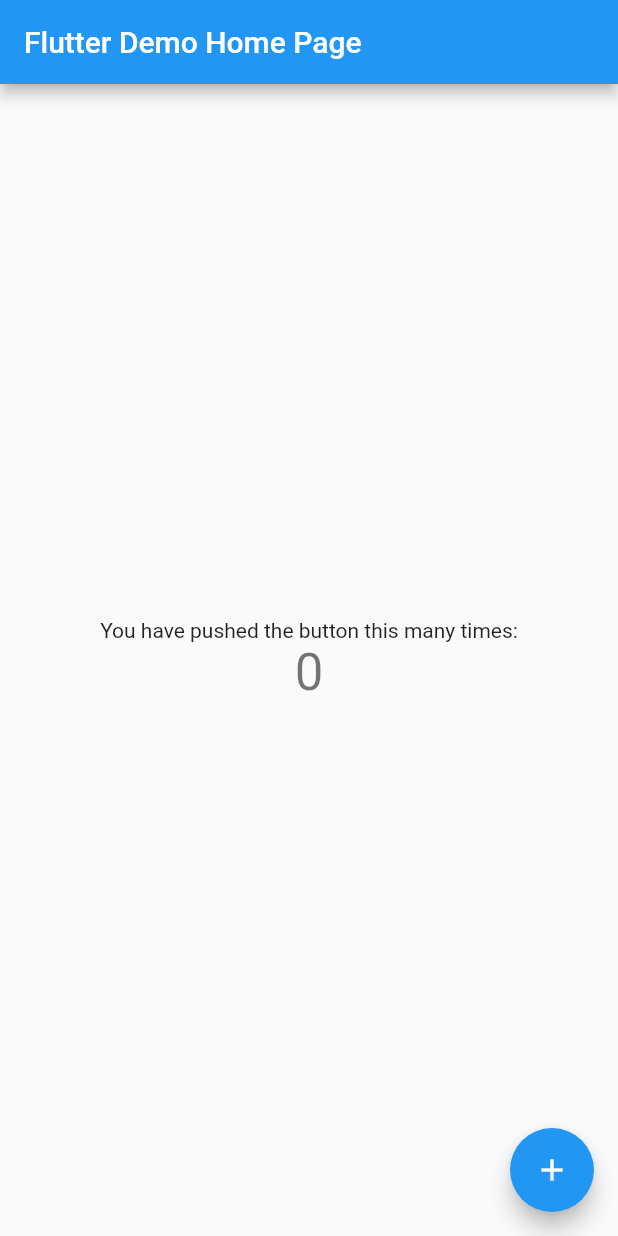
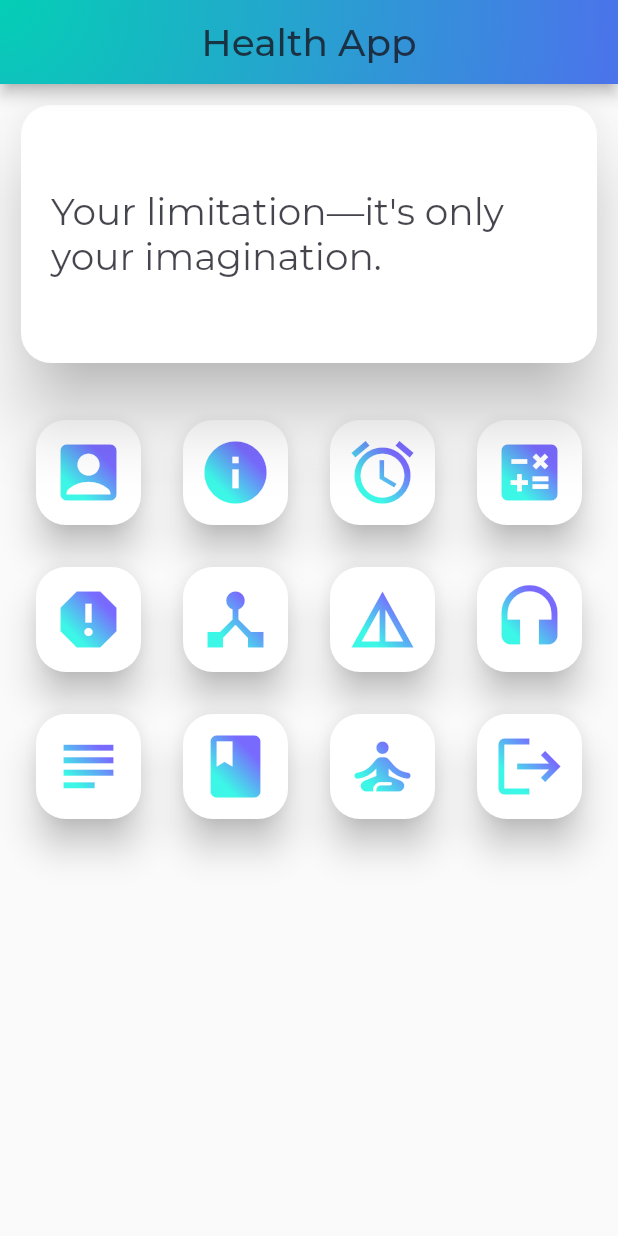
Before and after one commit to AthulJoseph27/BlitzHacks_Hackathon, a Flutter app: the screen it shows after launch, on a phone screen of 412 x 824 dp. Run offline on Flutter 3.47's test engine with Material 2 defaults, Android fonts, the phone set to English and light mode, and no system bars.

Commit message:
Added Home Page

```diff
--- a/lib/FoodDataQuery/QueryData.dart
+++ b/lib/FoodDataQuery/QueryData.dart
@@ -25,3 +25,5 @@ class FoodQuery{
 
 
 }
+
+//cook trap escape point blossom immune first among galaxy build mirror casino
--- /dev/null
+++ b/lib/Screens/Home.dart
@@ -0,0 +1,154 @@
+import 'package:flutter/cupertino.dart';
+import 'package:flutter/material.dart';
+
+import 'Theme.dart';
+import 'dart:ui' as ui;
+
+class HomeItem extends StatelessWidget {
+  final IconData icon;
+  HomeItem({this.icon});
+  @override
+  Widget build(BuildContext context) {
+    return  Container(
+      height: 100,
+      padding: const EdgeInsets.symmetric(horizontal: 10, vertical: 10),
+      child: Card(
+        shape: RoundedRectangleBorder(
+            borderRadius: BorderRadius.all(Radius.circular(20))
+        ),
+        elevation: 10,
+        child: ShaderMask(
+          blendMode: BlendMode.srcIn,
+          shaderCallback: (Rect bounds) {
+            return ui.Gradient.linear(
+              Offset(4.0, 24.0),
+              Offset(24.0, 4.0),
+              [
+                LightTheme.greenAccent,
+                LightTheme.deepIndigoAccent,
+              ],
+            );
+          },
+//            blendMode: BlendMode.colorBurn,
+          child: Icon(
+           icon,
+            size: 50,
+          ),
+        ),
+      ),
+    );
+  }
+}
+
+
+class Home extends StatefulWidget {
+  @override
+  _HomeState createState() => _HomeState();
+}
+
+class _HomeState extends State<Home> {
+  @override
+  Widget build(BuildContext context) {
+    return SafeArea(
+      child: Scaffold(
+        appBar: AppBar(
+          title: Text(
+            'Health App',
+            style: TextStyle(
+                color: LightTheme.darkGray.withOpacity(0.8),
+                fontSize: 25,
+                fontFamily: "Montserrat"),
+          ),
+          centerTitle: true,
+          flexibleSpace: Container(
+            decoration: BoxDecoration(
+              gradient: RadialGradient(
+                center: Alignment.topLeft,
+                radius: 10,
+                colors: <Color>[
+                  LightTheme.caribbeanGreen,
+                  LightTheme.deepIndigoAccent
+                ],
+              ),
+            ),
+          ),
+        ),
+        body: CustomScrollView(
+          slivers: [
+            SliverToBoxAdapter(
+              child: Container(
+                height: 200,
+                padding: const EdgeInsets.symmetric(horizontal: 10, vertical: 10),
+                child: Card(
+                  elevation: 20,
+                  shape: RoundedRectangleBorder(
+                    borderRadius: BorderRadius.all(Radius.circular(20)),
+                  ),
+                  child: ClipRRect(
+                    borderRadius: BorderRadius.all(Radius.circular(20)) ,
+                    child: Center(
+                      child: Container(
+                        padding: const EdgeInsets.symmetric(horizontal: 20, vertical: 10),
+                        child: Text(
+                          "Your limitation—it's only your imagination.",
+                          style: TextStyle(
+                              color: LightTheme.darkGray.withOpacity(0.8),
+                              fontSize: 25,
+                              fontFamily: "Montserrat"),
+                        ),
+                      ),
+                    ),
+                  ),
+                ),
+              ),
+            ),
+            SliverPadding(
+              padding: const EdgeInsets.symmetric(horizontal: 10, vertical: 10),
+              sliver: SliverGrid.count(
+                  crossAxisCount: 4,
+                children: [
+                  HomeItem(
+                    icon: Icons.account_box,
+                  ),
+                  HomeItem(
+                    icon: Icons.info,
+                  ),
+                  HomeItem(
+                    icon: Icons.alarm,
+                  ),
+                  HomeItem(
+                    icon: Icons.calculate,
+                  ),
+                  HomeItem(
+                    icon: Icons.report,
+                  ),
+                  HomeItem(
+                    icon: Icons.device_hub,
+                  ),
+                  HomeItem(
+                    icon: Icons.details,
+                  ),
+                  HomeItem(
+                    icon: Icons.headset,
+                  ),
+                  HomeItem(
+                    icon: Icons.subject,
+                  ),
+                  HomeItem(
+                    icon: Icons.book,
+                  ),
+                  HomeItem(
+                    icon: Icons.self_improvement_rounded,
+                  ),
+                  HomeItem(
+                    icon: Icons.logout,
+                  ),
+                ],
+              ),
+            )
+          ],
+        ),
+      ),
+    );
+  }
+}
--- /dev/null
+++ b/lib/Screens/Theme.dart
@@ -0,0 +1,24 @@
+import 'dart:ui';
+
+class LightTheme{
+  static const  greenAccent = const Color(0xff1ef6e3);
+  static const caribbeanGreen = const Color(0xff04cfb5);
+  static const white = const Color(0xfff0f7fb);
+  static const starWhite = const Color(0xffe4ebff);
+  static const darkBlue = const Color(0xff1f1a30);
+  static const darkGray = const Color(0xff161621);
+  static const deepIndigoAccent = const Color(0xff6453fe);
+  static const lightGray = const Color(0xff2b2f38);
+  static const gray = const Color(0xff9d9d9d);
+  static const blueGray = const Color(0xff172d44);
+  static const blue = const Color(0xff0052d2);
+}
+
+class DarkTheme{
+  static const  greenAccent = const Color(0xff1ef6e3);
+  static const darkGray = const Color(0xff161621);
+  static const deepIndigoAccent = const Color(0xff6453fe);
+  static const lightGray = const Color(0xff2b2f38);
+  static const blueGray = const Color(0xff172d44);
+  static const blue = const Color(0xff0052d2);
+}
--- a/lib/main.dart
+++ b/lib/main.dart
@@ -1,5 +1,6 @@
 import 'package:flutter/material.dart';
 import 'package:healthapp/FoodDataQuery/QueryData.dart';
+import 'package:healthapp/Screens/Home.dart';
 
 void main() {
   runApp(MyApp());
@@ -10,62 +11,11 @@ class MyApp extends StatelessWidget {
   @override
   Widget build(BuildContext context) {
     return MaterialApp(
-      title: 'Flutter Demo',
       theme: ThemeData(
         primarySwatch: Colors.blue,
         visualDensity: VisualDensity.adaptivePlatformDensity,
       ),
-      home: MyHomePage(title: 'Flutter Demo Home Page'),
+      home: Home(),
     );
   }
 }
-
-class MyHomePage extends StatefulWidget {
-  MyHomePage({Key key, this.title}) : super(key: key);
-
-  final String title;
-
-  @override
-  _MyHomePageState createState() => _MyHomePageState();
-}
-
-class _MyHomePageState extends State<MyHomePage> {
-  int _counter = 0;
-
-  void _incrementCounter() {
-    setState(() {
-      _counter++;
-    });
-  }
-
-  @override
-  Widget build(BuildContext context) {
-    return Scaffold(
-      appBar: AppBar(
-        title: Text(widget.title),
-      ),
-      body: Center(
-        child: Column(
-          mainAxisAlignment: MainAxisAlignment.center,
-          children: <Widget>[
-            Text(
-              'You have pushed the button this many times:',
-            ),
-            Text(
-              '$_counter',
-              style: Theme.of(context).textTheme.headline4,
-            ),
-          ],
-        ),
-      ),
-      floatingActionButton: FloatingActionButton(
-        onPressed: (){
-          FoodQuery test = FoodQuery('apple', 1, 'Survey (FNDDS)');
-          test.fetchData();
-        },
-        tooltip: 'Increment',
-        child: Icon(Icons.add),
-      ),
-    );
-  }
-}
```
Also changed, not shown: pubspec.yaml (+14 -0 lines).
